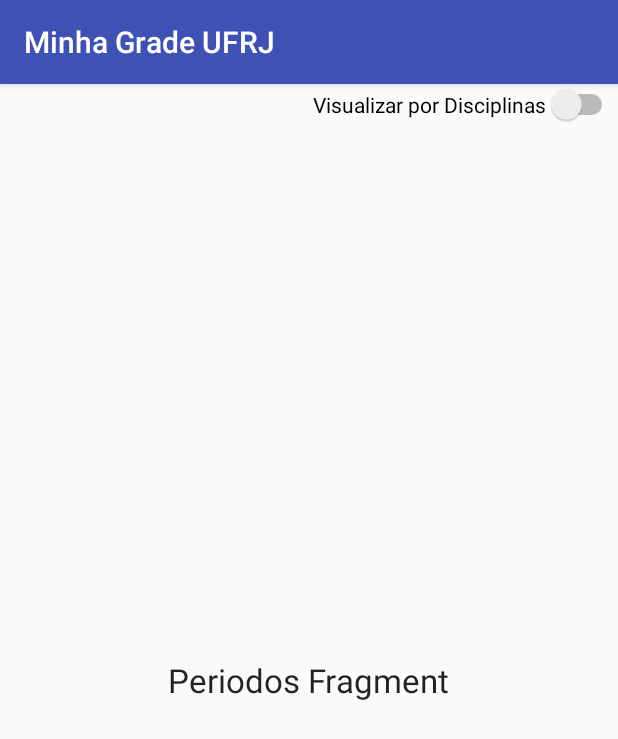
After one commit to murilomrl/minhagrade, an Android app: the CurriculumActivity screen opened directly, with no data from a screen before it, on a phone screen of 412 x 824 dp. The commit adds this screen. Shown: the top 739 px of the screen. Run offline under Robolectric (Android 15) with nearby library versions, the phone set to English and light mode, and no system bars.

Commit message:
fazendo o curriculo usando fragments

```diff
--- /dev/null
+++ b/app/src/main/java/com/devmob/minhagrade/CurriculumActivity.java
@@ -0,0 +1,60 @@
+package com.devmob.minhagrade;
+
+import android.app.Fragment;
+import android.app.FragmentManager;
+import android.app.FragmentTransaction;
+import android.support.v7.app.AppCompatActivity;
+import android.os.Bundle;
+import android.widget.CompoundButton;
+import android.widget.Switch;
+import android.widget.TextView;
+
+public class CurriculumActivity extends AppCompatActivity {
+
+    @Override
+    protected void onCreate(Bundle savedInstanceState) {
+        super.onCreate(savedInstanceState);
+        setContentView(R.layout.activity_curriculum);
+
+        final Switch switchVisualizacao = (Switch) findViewById(R.id.switchVisualizacao);
+
+        /**
+         * Estou inserindo os fragments que vão alterar de acordo com o switch que vai interagir com o usuario
+         * Por default o switch vai começar não selecionado
+         * se o swtich estiver selecionado o fragment que que é carregado é a de Disciplinas, caso contrario a de periodos
+         */
+        FragmentManager fm = getFragmentManager();
+        FragmentTransaction fragmentTransaction = fm.beginTransaction();
+        if(switchVisualizacao.isChecked()){
+            Fragment fragmentSelected = new DisciplinasFragment();
+            fragmentTransaction.add(R.id.fragment, fragmentSelected);
+            fragmentTransaction.commit();
+        }else{
+            Fragment fragmentSelected = new PeriodosFragment();
+            fragmentTransaction.add(R.id.fragment, fragmentSelected);
+            fragmentTransaction.commit();
+        }
+
+        /**
+         * Colocando o listener no switch de visualização que vai fazer a substituição das fragments
+         */
+        switchVisualizacao.setOnCheckedChangeListener(new CompoundButton.OnCheckedChangeListener() {
+            @Override
+            public void onCheckedChanged(CompoundButton buttonView, boolean isChecked) {
+                FragmentManager fm = getFragmentManager();
+                FragmentTransaction fragmentTransaction = fm.beginTransaction();
+                if (switchVisualizacao.isChecked()) {
+                    Fragment fragmentSelected = new DisciplinasFragment();
+                    fragmentTransaction.replace(R.id.fragment,fragmentSelected);
+                    fragmentTransaction.commit();
+                }else{
+                    Fragment fragmentSelected = new PeriodosFragment();
+                    fragmentTransaction.replace(R.id.fragment,fragmentSelected);
+                    fragmentTransaction.commit();
+                }
+            }
+        });
+
+    }
+
+}
--- a/app/src/main/java/com/devmob/minhagrade/HomeActivity.java
+++ b/app/src/main/java/com/devmob/minhagrade/HomeActivity.java
@@ -65,7 +65,7 @@ public class HomeActivity extends AppCompatActivity implements View.OnClickListe
                 ActivityCompat.startActivity(this,intent,opts.toBundle());
                 break;
             case R.id.disciplinas:
-                intent = new Intent(this, DisciplinasActivity.class);
+                intent = new Intent(this, CurriculumActivity.class);
                 opts = ActivityOptionsCompat.makeCustomAnimation(this,R.anim.slide_in_left,R.anim.slide_out_left);
                 ActivityCompat.startActivity(this,intent,opts.toBundle());
                 break;
--- /dev/null
+++ b/app/src/main/java/com/devmob/minhagrade/PeriodosFragment.java
@@ -0,0 +1,15 @@
+package com.devmob.minhagrade;
+
+import android.os.Bundle;
+import android.app.Fragment;
+import android.view.LayoutInflater;
+import android.view.View;
+import android.view.ViewGroup;
+
+public class PeriodosFragment extends Fragment {
+
+    @Override
+    public View onCreateView(LayoutInflater inflater, ViewGroup container, Bundle savedInstanceState) {
+        return inflater.inflate(R.layout.fragment_tab_periodos, container, false);
+    }
+}
--- /dev/null
+++ b/app/src/main/res/layout/activity_curriculum.xml
@@ -0,0 +1,24 @@
+<?xml version="1.0" encoding="utf-8"?>
+<RelativeLayout xmlns:android="http://schemas.android.com/apk/res/android"
+    xmlns:app="http://schemas.android.com/apk/res-auto"
+    xmlns:tools="http://schemas.android.com/tools"
+    android:layout_width="match_parent"
+    android:layout_height="match_parent"
+    tools:context=".CurriculumActivity">
+
+
+    <Switch
+        android:id="@+id/switchVisualizacao"
+        android:layout_width="wrap_content"
+        android:layout_height="wrap_content"
+        android:layout_alignParentEnd="true"
+        android:text="Visualizar por Disciplinas"
+        android:checked="false"/>
+    <FrameLayout
+        android:id="@+id/fragment"
+        android:layout_below="@+id/switchVisualizacao"
+        android:layout_width="match_parent"
+        android:layout_height="match_parent"/>
+
+
+</RelativeLayout>
--- /dev/null
+++ b/app/src/main/res/layout/fragment_tab_periodos.xml
@@ -0,0 +1,16 @@
+<?xml version="1.0" encoding="utf-8"?>
+<RelativeLayout
+    xmlns:android="http://schemas.android.com/apk/res/android"
+    android:layout_width="match_parent"
+    android:layout_height="match_parent"
+    android:orientation="vertical">
+
+    <TextView
+        android:id="@+id/textView"
+        android:layout_width="wrap_content"
+        android:layout_height="wrap_content"
+        android:layout_centerInParent="true"
+        android:text="Periodos Fragment"
+        android:textAppearance="?android:attr/textAppearanceLarge"/>
+
+</RelativeLayout>
--- a/app/src/main/res/values/strings.xml
+++ b/app/src/main/res/values/strings.xml
@@ -71,5 +71,9 @@
     <string name="texto_novo_curso">Parece que não temos ainda seu curso no nosso sistema, para inseri-lo precisamos que nos envie o nome do seu curso, disciplinas e seus períodos correspondentes.
 
     \n\nToque no ícone abaixo caso deseje nos enviar as informações do seu curso.</string>
+    <string name="title_activity_tab_periodos">TabPeriodosActivity</string>
+
+    <!-- TODO: Remove or change this placeholder text -->
+    <string name="hello_blank_fragment">Hello blank fragment</string>
 
 </resources>
--- a/build.gradle
+++ b/build.gradle
@@ -6,7 +6,7 @@ buildscript {
         google()
     }
     dependencies {
-        classpath 'com.android.tools.build:gradle:3.1.2'
+        classpath 'com.android.tools.build:gradle:3.1.3'
 
         // NOTE: Do not place your application dependencies here; they belong
         // in the individual module build.gradle files
```
Also changed, not shown: app/build.gradle (+14 -13 lines), app/src/main/AndroidManifest.xml (+7 -2 lines), app/src/main/java/com/devmob/minhagrade/DisciplinasFragment.java (added, +14 -0 lines), app/src/main/res/layout/fragment_tab_disciplinas.xml (added, +16 -0 lines).
